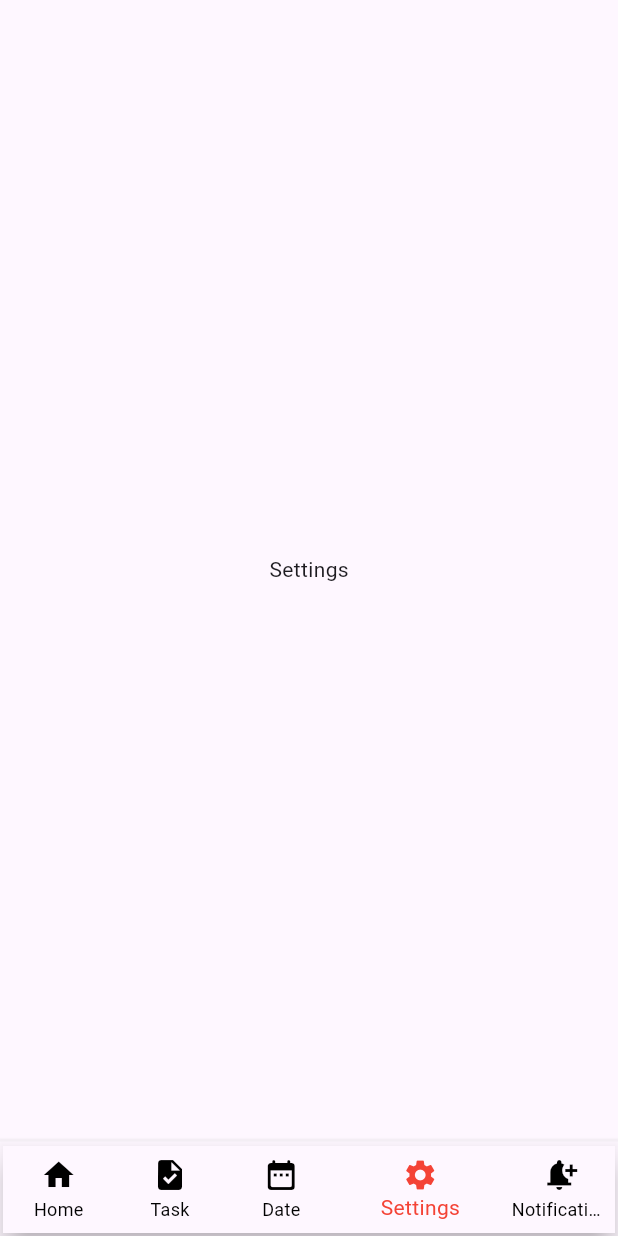
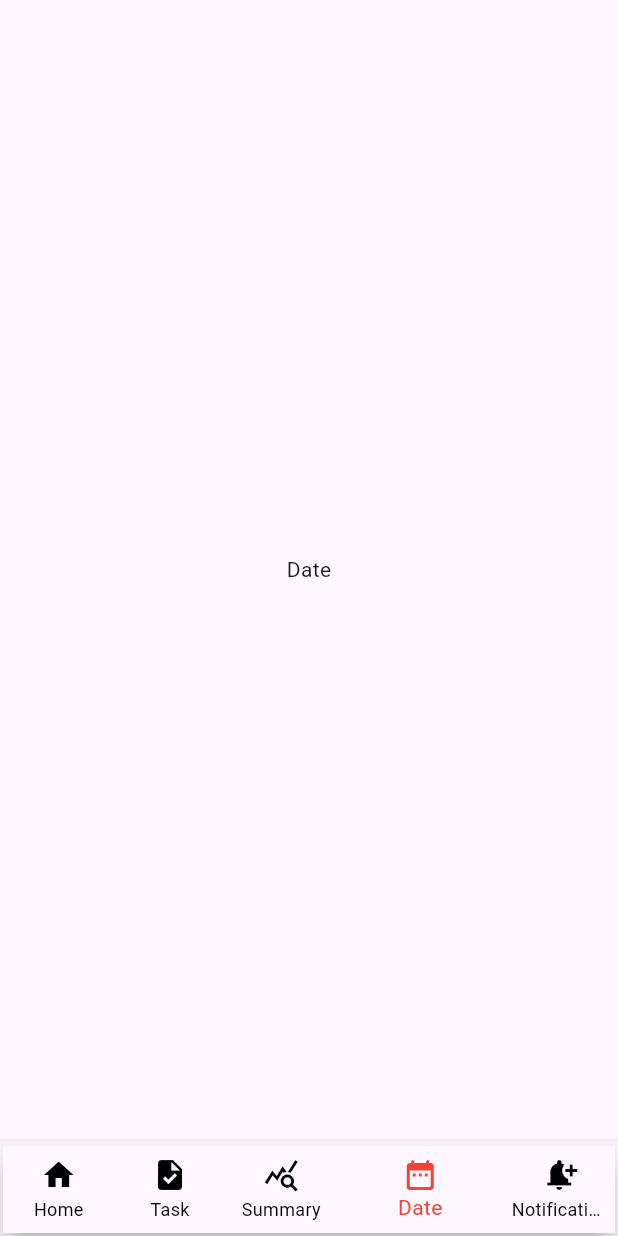
Before and after one commit to byteArrow18/App_Dev_001, a Flutter app: the screen it shows after launch, item 4 of the bottom bar chosen, on a phone screen of 412 x 824 dp. Run offline on Flutter 3.47's test engine with Material 3 defaults, Android fonts, the light colour scheme and no system bars.

Commit message:
page arrange

```diff
--- a/lib/ShellPage.dart
+++ b/lib/ShellPage.dart
@@ -12,14 +12,13 @@ class LoadPage extends StatefulWidget {
 }
 
 class _LoadPageState extends State<LoadPage> {
-  int myIndex = 1;
+  int myIndex = 2;
   List<Widget> widgetList = const [
-    HomePage(),
-    // Text('Home'),
+    Text('Home'),
     TaskPage(),
     // Text('Task'),
+    HomePage(),
     Text('Date'),
-    Text('Settings'),
     Text('Notifications'),
   ];
   @override
@@ -59,8 +58,8 @@ class _LoadPageState extends State<LoadPage> {
             items: [
               BottomNavigationBarItem(icon: Icon(Icons.home),label: 'Home',),
               BottomNavigationBarItem(icon: Icon(Icons.task),label: 'Task',),
+              BottomNavigationBarItem(icon: Icon(Icons.query_stats_outlined),label: 'Summary',),
               BottomNavigationBarItem(icon: Icon(Icons.date_range_rounded),label: 'Date',),
-              BottomNavigationBarItem(icon: Icon(Icons.settings),label: 'Settings',),
               BottomNavigationBarItem(icon: Icon(Icons.notification_add),label: 'Notifications',),
             ]
           ),
```
